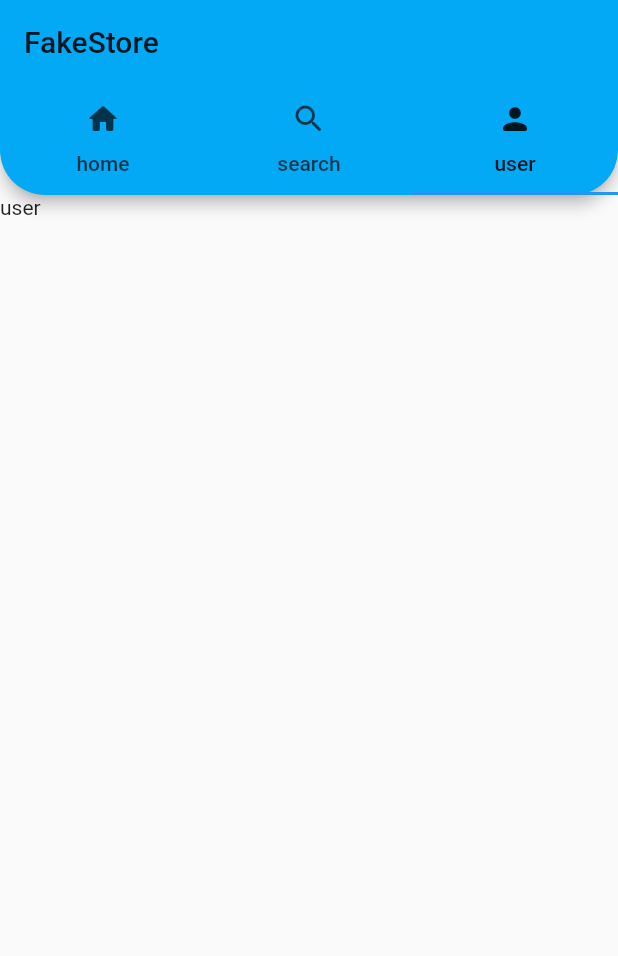
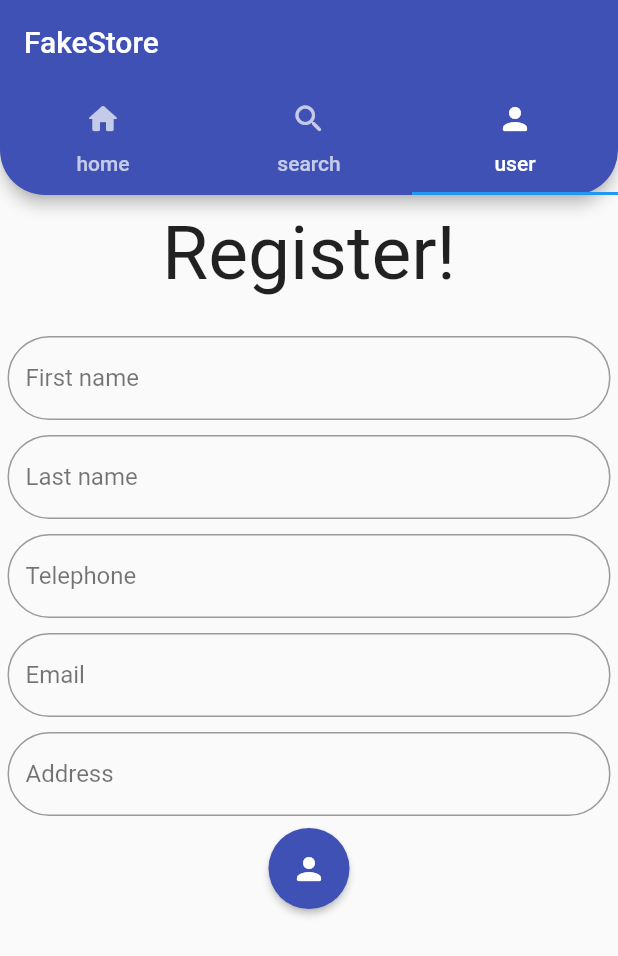
Before and after one commit to Franco7Scala/FlutterProjectPSW, a Flutter app: the screen it shows after launch, tab 3 chosen, on a phone screen of 412 x 824 dp. Shown: the top 956 px of the screen. Run offline on Flutter 3.47's test engine with Material 2 defaults, Android fonts, the phone set to English and light mode, and no system bars.

Commit message:
some code in registration page and in search

```diff
--- a/lib/UI/App.dart
+++ b/lib/UI/App.dart
@@ -18,9 +18,9 @@ class App extends StatelessWidget {
         GlobalWidgetsLocalizations.delegate,
       ],
       theme: ThemeData(
-        primaryColor: Colors.lightBlue,
+        primaryColor: Colors.indigo,
         backgroundColor: Colors.white,
-        buttonColor: Colors.blue,
+        buttonColor: Colors.lightBlueAccent,
       ),
       darkTheme: ThemeData(
         primaryColor: Colors.amberAccent,
--- a/lib/UI/pages/Home.dart
+++ b/lib/UI/pages/Home.dart
@@ -35,6 +35,7 @@ class _HomeState extends State<Home> {
               child: Icon(
                 Icons.shopping_basket_outlined,
                 size: 300,
+                color: Theme.of(context).primaryColor,
               ),
             )
           ],
--- a/lib/UI/pages/Layout.dart
+++ b/lib/UI/pages/Layout.dart
@@ -1,7 +1,7 @@
 import 'package:fakestore/UI/behaviors/AppLocalizations.dart';
 import 'package:fakestore/UI/pages/Home.dart';
 import 'package:fakestore/UI/pages/Search.dart';
-import 'package:fakestore/UI/pages/User.dart';
+import 'package:fakestore/UI/pages/UserRegistration.dart';
 import 'package:flutter/material.dart';
 
 
@@ -48,7 +48,7 @@ class _LayoutState extends State<Layout> {
           children: [
             Home(),
             Search(),
-            User(),
+            UserRegistration(),
           ],
         ),
       ),
--- a/lib/UI/pages/Search.dart
+++ b/lib/UI/pages/Search.dart
@@ -1,3 +1,7 @@
+import 'package:fakestore/UI/behaviors/AppLocalizations.dart';
+import 'package:fakestore/UI/widgets/CircularIconButton.dart';
+import 'package:fakestore/UI/widgets/InputField.dart';
+import 'package:fakestore/model/support/extensions/StringCapitalization.dart';
 import 'package:flutter/material.dart';
 
 
@@ -10,13 +14,52 @@ class Search extends StatefulWidget {
 }
 
 class _SearchState extends State<Search> {
+  TextEditingController _searchFiledController = TextEditingController();
 
 
   @override
   Widget build(BuildContext context) {
     return Scaffold(
-      body: Text("search"),
+      body: Center(
+        child: Column(
+          children: [
+            Padding(
+              padding: EdgeInsets.fromLTRB(10, 10, 10, 10),
+              child: Row(
+                children: [
+                  Flexible(
+                    child: InputField(
+                      labelText: AppLocalizations.of(context).translate("search").capitalize,
+                      controller: _searchFiledController,
+                      onSubmit: (value) {
+                        _search();
+                      },
+                    ),
+                  ),
+                  CircularIconButton(
+                    icon: Icons.search_rounded,
+                    onPressed: () {
+                      _search();
+                    },
+                  ),
+                ],
+              ),
+            ),
+            Padding(
+              padding: EdgeInsets.fromLTRB(0, 10, 0, 10),
+              child: Icon(
+                Icons.shopping_basket_outlined,
+                size: 300,
+              ),
+            )
+          ],
+        ),
+      ),
     );
+  }
+
+  void _search() {
+
   }
 
 
--- a/lib/UI/pages/User.dart
+++ /dev/null
@@ -1,23 +0,0 @@
-import 'package:flutter/material.dart';
-
-
-class User extends StatefulWidget {
-  User({Key key}) : super(key: key);
-
-
-  @override
-  _UserState createState() => _UserState();
-}
-
-class _UserState extends State<User> {
-
-
-  @override
-  Widget build(BuildContext context) {
-    return Scaffold(
-      body: Text("user"),
-    );
-  }
-
-
-}
--- /dev/null
+++ b/lib/UI/pages/UserRegistration.dart
@@ -0,0 +1,92 @@
+import 'package:fakestore/UI/behaviors/AppLocalizations.dart';
+import 'package:fakestore/UI/widgets/CircularIconButton.dart';
+import 'package:fakestore/UI/widgets/InputField.dart';
+import 'package:fakestore/model/Model.dart';
+import 'package:fakestore/model/objects/User.dart';
+import 'package:fakestore/model/support/extensions/StringCapitalization.dart';
+import 'package:flutter/material.dart';
+
+
+class UserRegistration extends StatefulWidget {
+  UserRegistration({Key key}) : super(key: key);
+
+
+  @override
+  _UserRegistrationState createState() => _UserRegistrationState();
+}
+
+class _UserRegistrationState extends State<UserRegistration> {
+  TextEditingController _firstNameFiledController = TextEditingController();
+  TextEditingController _lastNameFiledController = TextEditingController();
+  TextEditingController _telephoneNumberFiledController = TextEditingController();
+  TextEditingController _emailFiledController = TextEditingController();
+  TextEditingController _addressFiledController = TextEditingController();
+
+
+  @override
+  Widget build(BuildContext context) {
+    return Scaffold(
+      body: Center(
+        child: Column(
+          children: [
+            Padding(
+              padding: EdgeInsets.fromLTRB(0, 10, 0, 10),
+              child: Text(
+                AppLocalizations.of(context).translate("register").capitalize + "!",
+                style: TextStyle(
+                  fontSize: 50,
+                ),
+              ),
+            ),
+            Padding(
+              padding: EdgeInsets.fromLTRB(0, 10, 0, 10),
+              child: Column(
+                children: [
+                  InputField(
+                    labelText: AppLocalizations.of(context).translate("firstName").capitalize,
+                    controller: _firstNameFiledController,
+                  ),
+                  InputField(
+                    labelText: AppLocalizations.of(context).translate("lastName").capitalize,
+                    controller: _lastNameFiledController,
+                  ),
+                  InputField(
+                    labelText: AppLocalizations.of(context).translate("telephoneNumber").capitalize,
+                    controller: _telephoneNumberFiledController,
+                  ),
+                  InputField(
+                    labelText: AppLocalizations.of(context).translate("email").capitalize,
+                    controller: _emailFiledController,
+                  ),
+                  InputField(
+                    labelText: AppLocalizations.of(context).translate("address").capitalize,
+                    controller: _addressFiledController,
+                  ),
+                  CircularIconButton(
+                    icon: Icons.person_rounded,
+                    onPressed: () {
+                      _register();
+                    },
+                  ),
+                ],
+              ),
+            ),
+          ],
+        ),
+      ),
+    );
+  }
+
+  Future<User> _register() {
+    User user = User(
+      firstName: _firstNameFiledController.text,
+      lastName: _lastNameFiledController.text,
+      telephoneNumber: _telephoneNumberFiledController.text,
+      email: _emailFiledController.text,
+      address: _addressFiledController.text,
+    );
+    return Model.sharedInstance.addUser(user);
+  }
+
+
+}
--- /dev/null
+++ b/lib/UI/widgets/CircularIconButton.dart
@@ -0,0 +1,27 @@
+import 'package:flutter/material.dart';
+
+
+class CircularIconButton extends StatelessWidget {
+  final IconData icon;
+  final Function onPressed;
+
+  const CircularIconButton({Key key, this.icon, this.onPressed}) : super(key: key);
+
+
+  @override
+  Widget build(BuildContext context) {
+    return Padding(
+      padding: EdgeInsets.all(3),
+      child: RawMaterialButton(
+        onPressed: onPressed,
+        elevation: 2.0,
+        fillColor: Theme.of(context).primaryColor,
+        child: Icon(icon, color: Theme.of(context).backgroundColor),
+        padding: EdgeInsets.all(15.0),
+        shape: CircleBorder(),
+      )
+    );
+  }
+
+
+}
--- /dev/null
+++ b/lib/UI/widgets/InputField.dart
@@ -0,0 +1,66 @@
+import 'package:flutter/material.dart';
+import 'package:flutter/services.dart';
+
+
+class InputField extends StatelessWidget {
+  final String labelText;
+  final bool multiline;
+  final bool enabled;
+  final bool isPassword;
+  final bool isUsername;
+  final Function onChanged;
+  final Function onSubmit;
+  final Function onTap;
+  final int maxLength;
+  final TextAlign textAlign;
+  final TextEditingController controller;
+  final TextInputType keyboardType;
+
+
+  const InputField({Key key, this.labelText, this.controller, this.onChanged, this.onSubmit, this.onTap, this.keyboardType, this.multiline, this.textAlign, this.maxLength, this.isPassword = false, this.isUsername = false, this.enabled = true}) : super(key: key);
+
+  @override
+  Widget build(BuildContext context) {
+    return Padding(
+      padding: EdgeInsets.all(5),
+      child: TextField(
+          enabled: enabled,
+          maxLength: maxLength,
+          obscureText: isPassword,
+          textAlign: this.textAlign == null ? TextAlign.left : this.textAlign,
+          maxLines: multiline != null && multiline == true ? null : 1,
+          keyboardType: keyboardType,
+          inputFormatters: keyboardType == TextInputType.number ? <TextInputFormatter>[
+            FilteringTextInputFormatter.allow(RegExp(r'[0-9]')),
+          ] : null,
+          onChanged: onChanged,
+          onSubmitted: onSubmit,
+          onTap: onTap,
+          controller: controller,
+          cursorColor: Theme.of(context).splashColor,
+          style: TextStyle(height: 1.0),
+          decoration: InputDecoration(
+            fillColor: Theme.of(context).primaryColor,
+            focusedBorder: OutlineInputBorder(
+                borderRadius: new BorderRadius.circular(30.0),
+                borderSide: BorderSide(
+                  color: Theme.of(context).unselectedWidgetColor,
+                )
+            ),
+            border: new OutlineInputBorder(
+              borderRadius: new BorderRadius.circular(30.0),
+              borderSide: BorderSide(
+                color: Theme.of(context).unselectedWidgetColor,
+              ),
+            ),
+            labelText: labelText,
+            labelStyle: TextStyle(
+              color: Theme.of(context).unselectedWidgetColor,
+            ),
+          )
+      ),
+    );
+  }
+
+
+}
--- a/localizable/en.json
+++ b/localizable/en.json
@@ -2,5 +2,11 @@
   "welcome": "Welcome",
   "home": "home",
   "search": "search",
-  "user": "user"
+  "user": "user",
+  "register": "register",
+  "firstName": "first name",
+  "lastName": "last name",
+  "telephoneNumber": "telephone",
+  "email": "email",
+  "address": "address"
 }
--- a/localizable/it.json
+++ b/localizable/it.json
@@ -2,5 +2,11 @@
   "welcome": "benvenuto",
   "home": "home",
   "search": "cerca",
-  "user": "utente"
+  "user": "utente",
+  "register": "registrati",
+  "firstName": "nome",
+  "lastName": "cognome",
+  "telephoneNumber": "telefono",
+  "email": "email",
+  "address": "indirizzo"
 }
```
